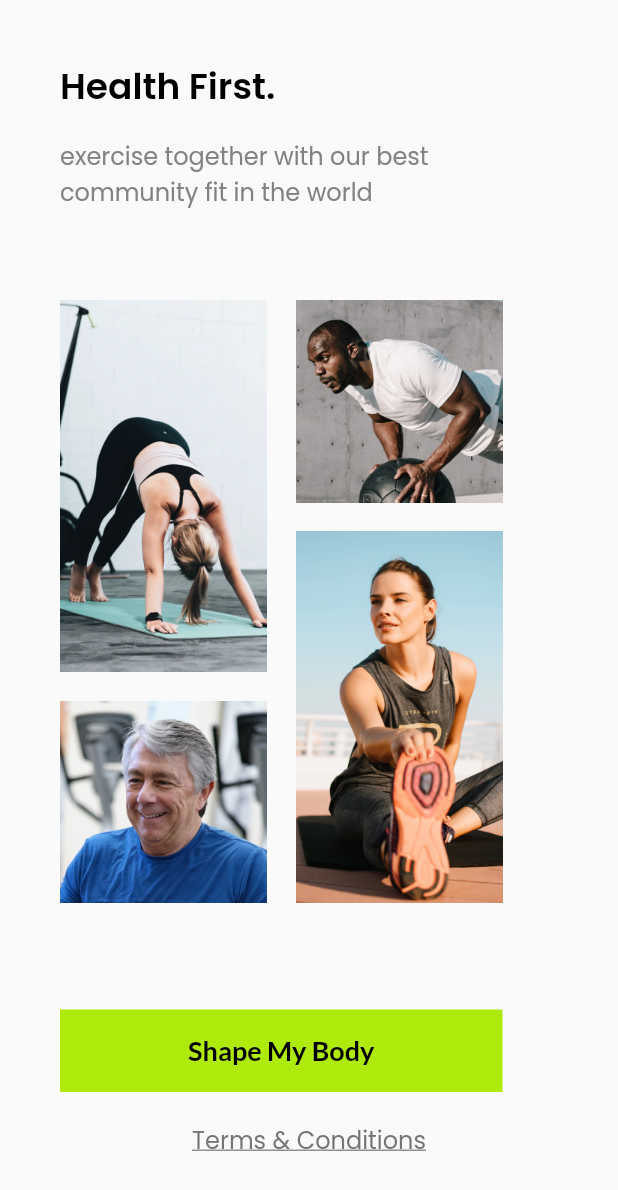
After one commit to amnamaharani/flutter_sevendays, a Flutter app: the SecondStarted screen opened by its route, on a phone screen of 412 x 824 dp. The commit adds this screen. Shown: the top 1190 px of the screen. Run offline on Flutter 3.47's test engine with Material 2 defaults, Android fonts, the phone set to English and light mode, and no system bars; our stand-ins replace google_fonts.

Commit message:
day two done

```diff
--- a/lib/main.dart
+++ b/lib/main.dart
@@ -1,5 +1,6 @@
 import 'package:flutter/material.dart';
 import 'package:sevendays/pages/first_started.dart';
+import 'package:sevendays/pages/second_started.dart';
 
 void main() {
   runApp(const MyApp());
@@ -10,9 +11,13 @@ class MyApp extends StatelessWidget {
 
   @override
   Widget build(BuildContext context) {
-    return const MaterialApp(
+    return MaterialApp(
       debugShowCheckedModeBanner: false,
-      home: FirstStarted(),
+      initialRoute: '/',
+      routes: {
+        '/' : (context) =>  const FirstStarted(),
+        '/secondstarted' : (context) => const SecondStarted(),
+      },
     );
   }
 }
--- a/lib/pages/first_started.dart
+++ b/lib/pages/first_started.dart
@@ -1,5 +1,6 @@
 import 'package:flutter/material.dart';
 import 'package:google_fonts/google_fonts.dart';
+import 'package:sevendays/pages/second_started.dart';
 
 class FirstStarted extends StatelessWidget {
   const FirstStarted({Key? key}) : super(key: key);
@@ -54,9 +55,14 @@ class FirstStarted extends StatelessWidget {
               left: 168,
               right: 148,
             ),
-            child: Image.asset(
-              'assets/purple_btn.png',
-              width: 80,
+            child: InkWell(
+              onTap: () {
+                Navigator.pushNamed(context, '/secondstarted');
+              },
+              child: Image.asset(
+                'assets/purple_btn.png',
+                width: 80,
+              ),
             ),
           )
         ],
--- /dev/null
+++ b/lib/pages/second_started.dart
@@ -0,0 +1,100 @@
+import 'package:flutter/material.dart';
+import 'package:google_fonts/google_fonts.dart';
+
+class SecondStarted extends StatelessWidget {
+  const SecondStarted({Key? key}) : super(key: key);
+
+  @override
+  Widget build(BuildContext context) {
+    return Scaffold(
+      body: Padding(
+        padding: const EdgeInsets.only(top: 40, left: 40, right: 40),
+        child: Column(
+          crossAxisAlignment: CrossAxisAlignment.start,
+          children: [
+            Text(
+              'Health First.',
+              style: GoogleFonts.poppins(
+                color: Colors.black,
+                fontSize: 24,
+                fontWeight: FontWeight.w600,
+              ),
+            ),
+            const SizedBox(height: 16,),
+            Text(
+              'exercise together with our best community fit in the world',
+              style: GoogleFonts.poppins(
+                fontSize: 16,
+                color: const Color(0xff828284),
+              ),
+            ),
+            const SizedBox(height: 60,),
+            Row(
+              children: [
+                Column(
+                  children: [
+                    Image.asset(
+                      'assets/health_pic_1.png',
+                      height: 248,
+                      width: 138,
+                    ),
+                    const SizedBox(height: 19,),
+                    Image.asset(
+                      'assets/health_pic_2.png',
+                      height: 135,
+                      width: 138,
+                    ),
+                  ],
+                ),
+                const SizedBox(width: 19,),
+                Column(
+                  children: [
+                    Image.asset(
+                      'assets/health_pic_3.png',
+                      height: 135,
+                      width: 138,
+                    ),
+                    const SizedBox(height: 19,),
+                    Image.asset(
+                      'assets/health_pic_4.png',
+                      height: 248,
+                      width: 138,
+                    ),
+                  ],
+                ),
+              ],
+            ),
+            const SizedBox(height: 71,),
+            Container(
+              width: 295,
+              height: 55,
+              color: const Color(0xffAFEA0D),
+              child: TextButton(
+                onPressed: () {},
+                child: Text(
+                  'Shape My Body',
+                  style: GoogleFonts.lato(
+                    color: Colors.black,
+                    fontSize: 18,
+                    fontWeight: FontWeight.w600
+                  ),
+                ),
+              ),
+            ),
+            const SizedBox(height: 20,),
+            Center(
+              child: Text(
+                'Terms & Conditions',
+                style: GoogleFonts.poppins(
+                  color: const Color(0xff757575),
+                  fontSize: 16,
+                  decoration: TextDecoration.underline,
+                ),
+              ),
+            ),
+          ],
+        ),
+      ),
+    );
+  }
+}
```
Also changed, not shown: assets/health_pic_1.png (added), assets/health_pic_2.png (added), assets/health_pic_3.png (added), assets/health_pic_4.png (added), assets/icon_coin.png (added), assets/icon_paper.png (added).
